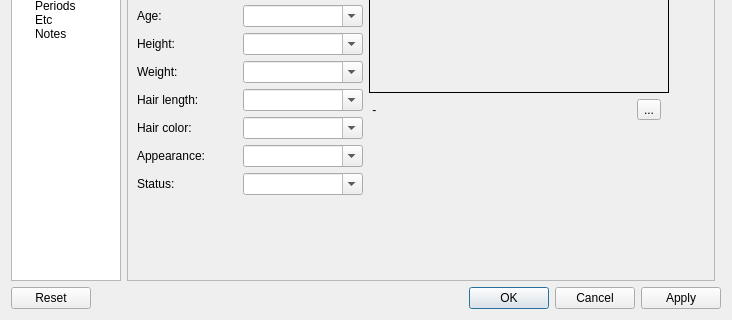
This is Forms/CEditor.ui in skynowa/xxxdb as Qt 5 draws it before an edit; both pictures show x 0 to 732 and y 157 to 477 of the 732 by 477 pixel window. The edited form follows.
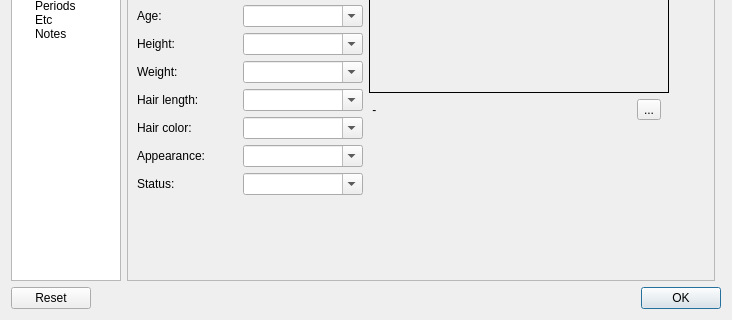
This is the edited form.

Commit message: REMOVE: CEditor - Apply, Cancel buttons

```diff
--- a/Forms/CEditor.ui
+++ b/Forms/CEditor.ui
@@ -17,7 +17,7 @@
    <item row="1" column="0" colspan="3">
     <widget class="QDialogButtonBox" name="bbxButtons">
      <property name="standardButtons">
-      <set>QDialogButtonBox::Apply|QDialogButtonBox::Cancel|QDialogButtonBox::Ok|QDialogButtonBox::Reset</set>
+      <set>QDialogButtonBox::Ok|QDialogButtonBox::Reset</set>
      </property>
     </widget>
    </item>
```
The commit also changes 1 other file.
